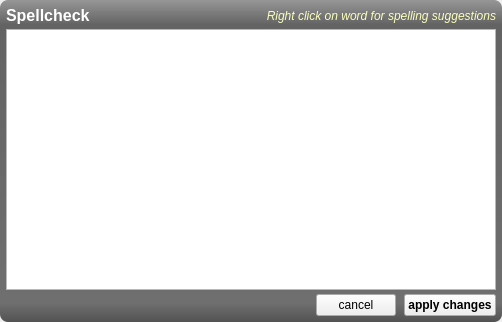
Old version of the form armadillo/plugins/spellcheck/spellcheck.ui in the repository rkyleg/scope.
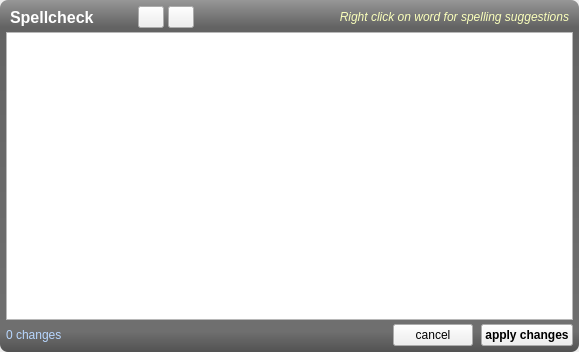
New version of the form. Icons and pictures are not drawn.

Commit message: plugins.spellcheck - added indication on what is changed, undo, redo py_console - changed tabs to spaces armadillo - fileopencheck uses lowercase to avoid windows errors

```diff
--- a/armadillo/plugins/spellcheck/spellcheck.ui
+++ b/armadillo/plugins/spellcheck/spellcheck.ui
@@ -6,8 +6,8 @@
    <rect>
     <x>0</x>
     <y>0</y>
-    <width>502</width>
-    <height>322</height>
+    <width>579</width>
+    <height>352</height>
    </rect>
   </property>
   <property name="windowTitle">
@@ -41,49 +41,14 @@
       <property name="spacing">
        <number>4</number>
       </property>
-      <item row="0" column="0">
-       <widget class="QLabel" name="label">
-        <property name="font">
-         <font>
-          <pointsize>12</pointsize>
-          <weight>75</weight>
-          <bold>true</bold>
-         </font>
-        </property>
-        <property name="styleSheet">
-         <string notr="true">color:white;</string>
-        </property>
-        <property name="text">
-         <string>Spellcheck</string>
-        </property>
-       </widget>
-      </item>
-      <item row="0" column="1">
-       <widget class="QLabel" name="label_2">
-        <property name="font">
-         <font>
-          <italic>true</italic>
-         </font>
-        </property>
-        <property name="styleSheet">
-         <string notr="true">color: rgb(250, 255, 187);</string>
-        </property>
-        <property name="text">
-         <string>Right click on word for spelling suggestions</string>
-        </property>
-        <property name="alignment">
-         <set>Qt::AlignRight|Qt::AlignTrailing|Qt::AlignVCenter</set>
-        </property>
-       </widget>
-      </item>
-      <item row="1" column="0" colspan="2">
+      <item row="2" column="0" colspan="4">
        <widget class="QPlainTextEdit" name="te_text">
         <property name="readOnly">
          <bool>true</bool>
         </property>
        </widget>
       </item>
-      <item row="2" column="0" colspan="2">
+      <item row="3" column="0" colspan="4">
        <widget class="QFrame" name="frame">
         <property name="frameShape">
          <enum>QFrame::NoFrame</enum>
@@ -101,7 +66,7 @@
          <property name="margin">
           <number>0</number>
          </property>
-         <item row="0" column="0">
+         <item row="0" column="1">
           <spacer name="horizontalSpacer">
            <property name="orientation">
             <enum>Qt::Horizontal</enum>
@@ -114,7 +79,7 @@
            </property>
           </spacer>
          </item>
-         <item row="0" column="1">
+         <item row="0" column="2">
           <widget class="QPushButton" name="b_cancel">
            <property name="text">
             <string>cancel</string>
@@ -125,7 +90,7 @@
            </property>
           </widget>
          </item>
-         <item row="0" column="2">
+         <item row="0" column="3">
           <widget class="QPushButton" name="b_ok">
            <property name="font">
             <font>
@@ -142,6 +107,147 @@
            </property>
           </widget>
          </item>
+         <item row="0" column="0">
+          <widget class="QLabel" name="l_count">
+           <property name="styleSheet">
+            <string notr="true">color: rgb(184, 215, 255);</string>
+           </property>
+           <property name="text">
+            <string>0 changes</string>
+           </property>
+          </widget>
+         </item>
+        </layout>
+       </widget>
+      </item>
+      <item row="1" column="0" colspan="4">
+       <widget class="QFrame" name="frame_2">
+        <property name="frameShape">
+         <enum>QFrame::NoFrame</enum>
+        </property>
+        <property name="frameShadow">
+         <enum>QFrame::Raised</enum>
+        </property>
+        <layout class="QGridLayout" name="gridLayout_3">
+         <property name="leftMargin">
+          <number>4</number>
+         </property>
+         <property name="topMargin">
+          <number>0</number>
+         </property>
+         <property name="rightMargin">
+          <number>4</number>
+         </property>
+         <property name="bottomMargin">
+          <number>0</number>
+         </property>
+         <property name="spacing">
+          <number>4</number>
+         </property>
+         <item row="0" column="5">
+          <widget class="QLabel" name="label_2">
+           <property name="font">
+            <font>
+             <italic>true</italic>
+            </font>
+           </property>
+           <property name="styleSheet">
+            <string notr="true">color: rgb(250, 255, 187);</string>
+           </property>
+           <property name="text">
+            <string>Right click on word for spelling suggestions</string>
+           </property>
+           <property name="alignment">
+            <set>Qt::AlignRight|Qt::AlignTrailing|Qt::AlignVCenter</set>
+           </property>
+          </widget>
+         </item>
+         <item row="0" column="3">
+          <widget class="QPushButton" name="b_redo">
+           <property name="maximumSize">
+            <size>
+             <width>26</width>
+             <height>24</height>
+            </size>
+           </property>
+           <property name="toolTip">
+            <string>redo</string>
+           </property>
+           <property name="text">
+            <string/>
+           </property>
+           <property name="icon">
+            <iconset>
+             <normaloff>../../img/redo.png</normaloff>../../img/redo.png</iconset>
+           </property>
+          </widget>
+         </item>
+         <item row="0" column="2">
+          <widget class="QPushButton" name="b_undo">
+           <property name="maximumSize">
+            <size>
+             <width>26</width>
+             <height>24</height>
+            </size>
+           </property>
+           <property name="toolTip">
+            <string>undo</string>
+           </property>
+           <property name="text">
+            <string/>
+           </property>
+           <property name="icon">
+            <iconset>
+             <normaloff>../../img/undo.png</normaloff>../../img/undo.png</iconset>
+           </property>
+          </widget>
+         </item>
+         <item row="0" column="0">
+          <widget class="QLabel" name="label">
+           <property name="font">
+            <font>
+             <pointsize>12</pointsize>
+             <weight>75</weight>
+             <bold>true</bold>
+            </font>
+           </property>
+           <property name="styleSheet">
+            <string notr="true">color:white;</string>
+           </property>
+           <property name="text">
+            <string>Spellcheck</string>
+           </property>
+          </widget>
+         </item>
+         <item row="0" column="4">
+          <spacer name="horizontalSpacer_2">
+           <property name="orientation">
+            <enum>Qt::Horizontal</enum>
+           </property>
+           <property name="sizeHint" stdset="0">
+            <size>
+             <width>40</width>
+             <height>20</height>
+            </size>
+           </property>
+          </spacer>
+         </item>
+         <item row="0" column="1">
+          <spacer name="horizontalSpacer_3">
+           <property name="orientation">
+            <enum>Qt::Horizontal</enum>
+           </property>
+           <property name="sizeType">
+            <enum>QSizePolicy::Fixed</enum>
+           </property>
+           <property name="sizeHint" stdset="0">
+            <size>
+             <width>40</width>
+             <height>20</height>
+            </size>
+           </property>
+          </spacer>
+         </item>
         </layout>
        </widget>
       </item>
```
Left out of the diff: 35 changed lines with no effect on the pictures. The commit also changes 6 other files.
